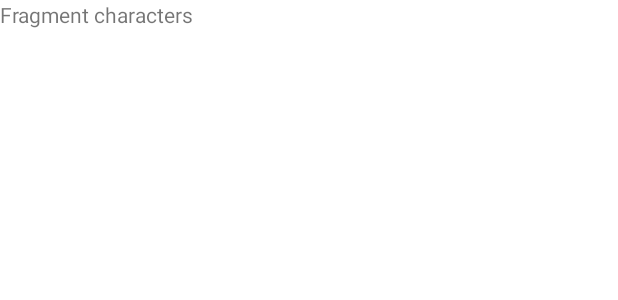
After one commit to RangelJhoan/BestRick-MortyApp, an Android app: the layout fragment_characters_list.xml on its own in the app's theme, with its tools: preview values and no code run, on a phone screen of 412 x 824 dp. The commit adds this screen. Shown: the top 300 px of the screen. Run offline under Robolectric (Android 15) with nearby library versions, the phone set to English and light mode, and no system bars.

Commit message:
IMPLEMENTACION - Se agregan los tres fragments para listar los personajes, los capítulos y los lugares del API de Rick and Morty

```diff
--- a/app/src/main/res/layout/app_bar_main.xml
+++ b/app/src/main/res/layout/app_bar_main.xml
@@ -16,7 +16,7 @@
             android:layout_width="match_parent"
             android:layout_height="wrap_content"
             android:background="?attr/colorPrimary"
-            app:layout_scrollFlags="scroll|enterAlways"/>
+            app:layout_scrollFlags="enterAlways"/>
 
     </com.google.android.material.appbar.AppBarLayout>
 
--- /dev/null
+++ b/app/src/main/res/layout/fragment_characters_list.xml
@@ -0,0 +1,15 @@
+<?xml version="1.0" encoding="utf-8"?>
+<LinearLayout xmlns:android="http://schemas.android.com/apk/res/android"
+    xmlns:tools="http://schemas.android.com/tools"
+    android:layout_width="match_parent"
+    android:layout_height="match_parent"
+    android:id="@+id/llLayout"
+    android:orientation="vertical"
+    tools:context=".CharactersListFragment">
+
+    <TextView
+        android:layout_width="match_parent"
+        android:layout_height="match_parent"
+        android:text="Fragment characters" />
+
+</LinearLayout>
```
Also changed, not shown: app/src/main/java/com/example/bestrickmortyapp/ChaptersListFragment.kt (added, +32 -0 lines), app/src/main/java/com/example/bestrickmortyapp/CharactersListFragment.kt (added, +31 -0 lines), app/src/main/java/com/example/bestrickmortyapp/LocationsListFragment.kt (added, +31 -0 lines), app/src/main/java/com/example/bestrickmortyapp/MainActivity.kt (+9 -3 lines), app/src/main/res/layout/activity_main.xml (+21 -10 lines), app/src/main/res/layout/fragment_chapters_list.xml (added, +13 -0 lines), app/src/main/res/layout/fragment_locations_list.xml (added, +13 -0 lines), 1 other file.
